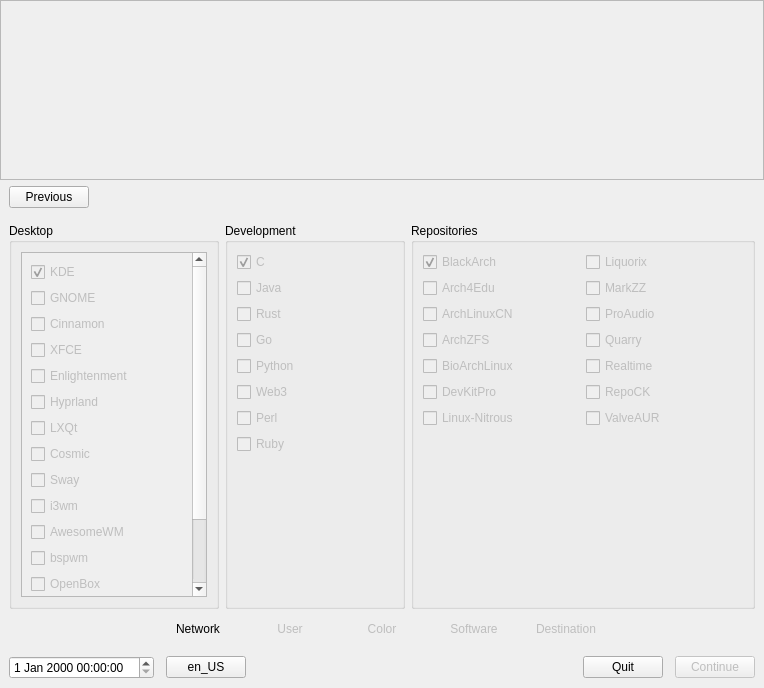
Before: the Qt Designer form mainwindow.ui in djustice/system-installer, drawn with Qt 5.
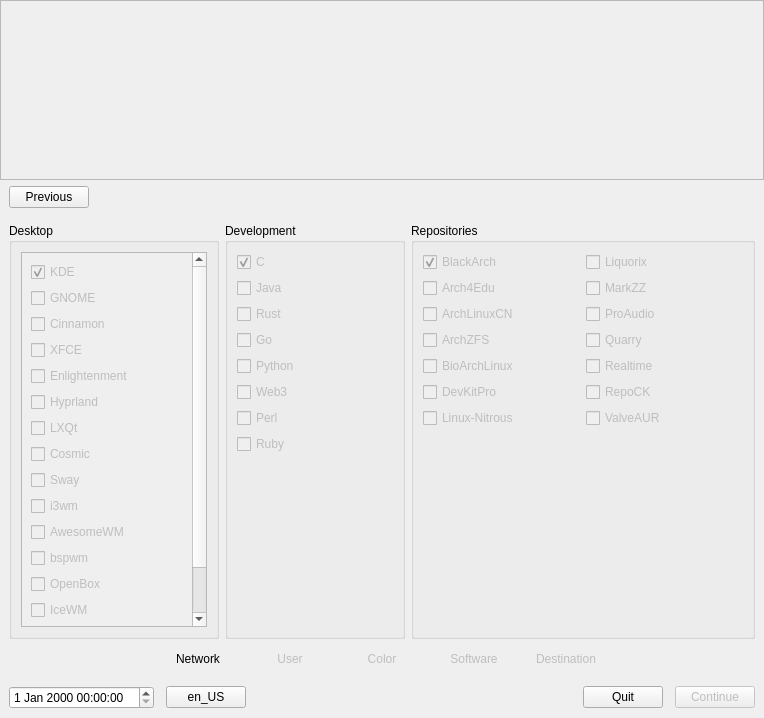
After: the same form once the commit is applied. The open tabs and pages were chosen to show the change. Icons and pictures are not drawn.

Commit message: fix stackwidget order

Diff of the .ui file:
```diff
--- a/mainwindow.ui
+++ b/mainwindow.ui
@@ -7,7 +7,7 @@
     <x>0</x>
     <y>0</y>
     <width>764</width>
-    <height>688</height>
+    <height>718</height>
    </rect>
   </property>
   <property name="sizePolicy">
@@ -1296,7 +1296,7 @@
                    <rect>
                     <x>0</x>
                     <y>0</y>
-                    <width>169</width>
+                    <width>127</width>
                     <height>460</height>
                    </rect>
                   </property>
```
Left out of the diff: 2 changed lines with no effect on the pictures.
